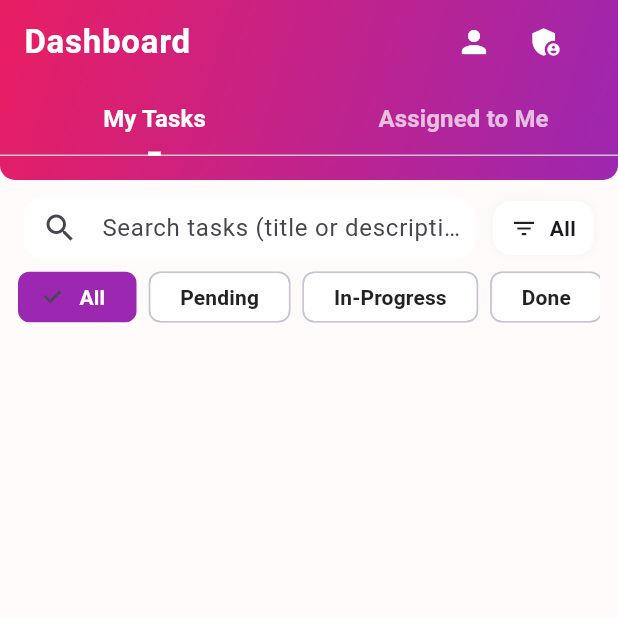
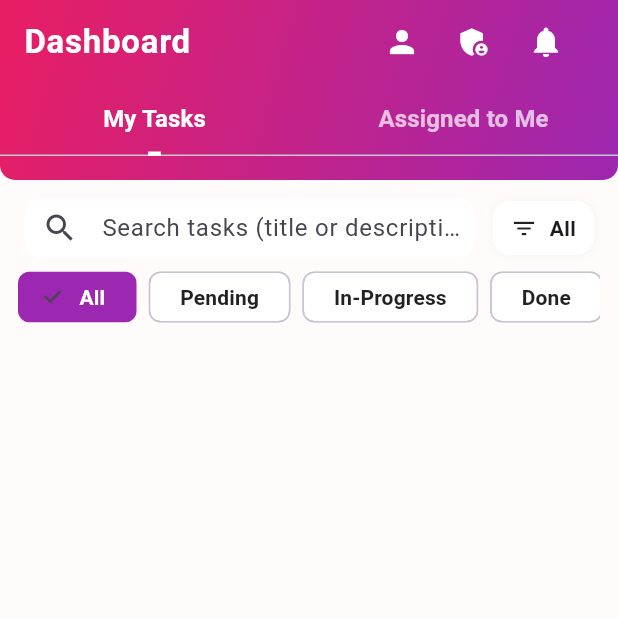
Before and after one commit to khaldounZaki/TaskTracker, a Flutter app: the DashboardPage screen opened by its route, on a phone screen of 412 x 824 dp, the top half of it. Run offline on Flutter 3.47's test engine with Material 3 defaults, Android fonts, the phone set to English and light mode, and no system bars; our stand-ins replace cloud_firestore, firebase_auth, firebase_core, rxdart; accounts and stored records are empty; generated files the repository leaves out were written again; network calls fail.

Commit message:
Add Notification ...

```diff
--- a/lib/app/router.dart
+++ b/lib/app/router.dart
@@ -7,6 +7,7 @@ import '../views/dashboard/dashboard_page.dart';
 import '../views/tasks/task_detail_page.dart';
 import '../views/tasks/add_task_page.dart';
 import '../views/admin/user_management_page.dart';
+import '../views/notification/notification_page.dart';
 
 class AppRouter {
   static Route<dynamic> generateRoute(RouteSettings settings) {
@@ -28,6 +29,8 @@ class AppRouter {
         return MaterialPageRoute(builder: (_) => const AddTaskPage());
       case '/admin-users':
         return MaterialPageRoute(builder: (_) => const UserManagementPage());
+      case '/notifications':
+        return MaterialPageRoute(builder: (_) => const NotificationsPage());
       default:
         return MaterialPageRoute(
           builder: (_) =>
--- a/lib/data/services/user_service.dart
+++ b/lib/data/services/user_service.dart
@@ -12,7 +12,6 @@ class UserService extends ChangeNotifier {
   //print((snap.docs.map((d) => AppUser.fromDoc(d)).toList()));
   Stream<List<AppUser>> streamAllUsers() {
     return _fs.collection(COL_USERS).snapshots().map((snap) {
-      print((snap.docs.map((d) => AppUser.fromDoc(d)).toList()));
       return snap.docs.map((d) => AppUser.fromDoc(d)).toList();
     });
   }
--- a/lib/main.dart
+++ b/lib/main.dart
@@ -21,7 +21,7 @@ void main() async {
         ChangeNotifierProvider(create: (_) => TaskService()),
         // NotificationService is not a ChangeNotifier because it exposes a stream
         // of incoming messages and handles token registration.
-        Provider(create: (_) => NotificationService()..init()),
+        //Provider(create: (_) => NotificationService()..init()),
       ],
       child: const MyApp(),
     ),
--- a/lib/views/dashboard/dashboard_page.dart
+++ b/lib/views/dashboard/dashboard_page.dart
@@ -5,9 +5,10 @@ import 'package:cloud_firestore/cloud_firestore.dart';
 
 import '../../data/services/auth_service.dart';
 import '../../data/services/task_service.dart';
+import '../../data/services/notification_service.dart';
 import '../../data/models/task_model.dart';
 import 'widgets/task_card.dart';
-import '../../utils/theme.dart'; // AppTheme
+import '../../utils/theme.dart';
 
 class DashboardPage extends StatefulWidget {
   const DashboardPage({super.key});
@@ -111,6 +112,44 @@ class _DashboardPageState extends State<DashboardPage>
                         onPressed: () =>
                             Navigator.pushNamed(context, '/admin-users'),
                       ),
+                      IconButton(
+                        icon: Stack(
+                          children: [
+                            const Icon(
+                              Icons.notifications,
+                              color: Colors.white,
+                            ),
+                            StreamBuilder<List<Map<String, dynamic>>>(
+                              stream: NotificationService().streamNotifications(
+                                uid,
+                              ),
+                              builder: (context, snapshot) {
+                                if (!snapshot.hasData) return const SizedBox();
+                                final unreadCount = snapshot.data!
+                                    .where((n) => n['isRead'] == false)
+                                    .length;
+                                if (unreadCount == 0) return const SizedBox();
+                                return Positioned(
+                                  right: 0,
+                                  child: CircleAvatar(
+                                    radius: 8,
+                                    backgroundColor: Colors.red,
+                                    child: Text(
+                                      unreadCount.toString(),
+                                      style: const TextStyle(
+                                        fontSize: 10,
+                                        color: Colors.white,
+                                      ),
+                                    ),
+                                  ),
+                                );
+                              },
+                            ),
+                          ],
+                        ),
+                        onPressed: () =>
+                            Navigator.pushNamed(context, '/notifications'),
+                      ),
                     ],
                   ),
                 ),
@@ -129,9 +168,56 @@ class _DashboardPageState extends State<DashboardPage>
                   ),
                   labelColor: Colors.white,
                   unselectedLabelColor: Colors.white70,
-                  tabs: const [
-                    Tab(text: 'My Tasks'),
-                    Tab(text: 'Assigned to Me'),
+                  tabs: [
+                    const Tab(text: 'My Tasks'),
+                    // 👇 Dynamic counter on "Assigned to Me"
+                    StreamBuilder<List<TaskModel>>(
+                      stream: Provider.of<TaskService>(
+                        context,
+                        listen: false,
+                      ).streamTasksAssignedTo(uid),
+                      builder: (context, snap) {
+                        int pendingCount = 0;
+                        if (snap.hasData) {
+                          for (final t in snap.data!) {
+                            pendingCount += t.subtasks
+                                .where(
+                                  (s) => s.toUser == uid && s.status != 'done',
+                                )
+                                .length;
+                          }
+                        }
+                        return Tab(
+                          child: Row(
+                            mainAxisSize: MainAxisSize.min,
+                            children: [
+                              const Text("Assigned to Me"),
+                              if (pendingCount > 0) ...[
+                                const SizedBox(width: 6),
+                                Container(
+                                  padding: const EdgeInsets.symmetric(
+                                    horizontal: 8,
+                                    vertical: 2,
+                                  ),
+                                  decoration: BoxDecoration(
+                                    color: Colors.red,
+                                    borderRadius: BorderRadius.circular(12),
+                                  ),
+                                  child: Text(
+                                    "$pendingCount",
+                                    style: const TextStyle(
+                                      color: Colors.white,
+                                      fontWeight: FontWeight.bold,
+                                      fontSize: 12,
+                                    ),
+                                  ),
+                                ),
+                              ],
+                            ],
+                          ),
+                        );
+                      },
+                    ),
                   ],
                 ),
               ],
--- a/lib/views/tasks/task_detail_page.dart
+++ b/lib/views/tasks/task_detail_page.dart
@@ -173,6 +173,8 @@ class _TaskDetailPageState extends State<TaskDetailPage> {
                                     taskId: taskId,
                                     subtaskId: subs[i].id,
                                     result: result,
+                                    fromUser: subs[i].fromUser,
+                                    toUser: subs[i].toUser,
                                   );
                                   showSuccess(context, 'Subtask marked done');
                                 }
```
Also changed, not shown: lib/data/services/notification_service.dart (+33 -35 lines), lib/data/services/task_service.dart (+23 -1 lines), lib/views/notification/notification_page.dart (added, +86 -0 lines), lib/views/tasks/subtask_detail_page.dart (+9 -0 lines).
